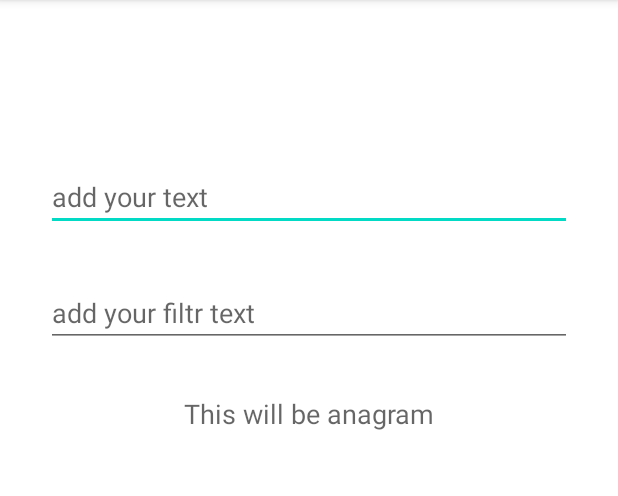
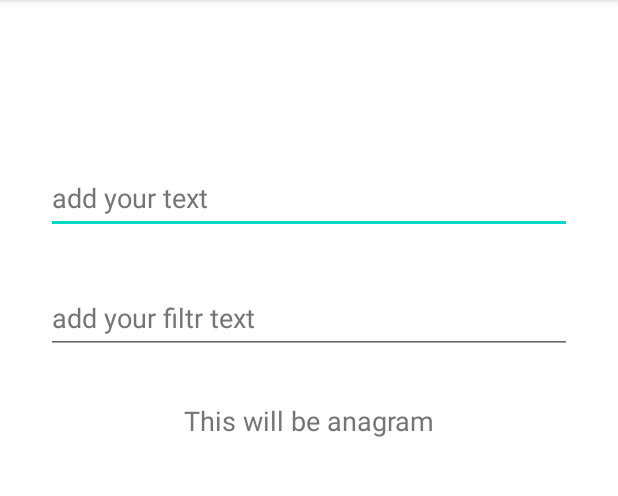
Before and after one commit to Bersserk/Anagramer, an Android app: the screen it shows after launch (MainActivity), on a phone screen of 412 x 824 dp, the part 84-580 px from its top. Run offline under Robolectric (Android 15) with nearby library versions, the phone set to English and light mode, and no system bars.

Commit message:
added dependencies through bias and percentages for all views

```diff
--- a/app/src/main/java/com/example/first_project_fm/MainActivity.java
+++ b/app/src/main/java/com/example/first_project_fm/MainActivity.java
@@ -21,7 +21,7 @@
         setContentView(R.layout.activity_main);
 
         inputText = findViewById(R.id.inputText);
-        filterText = findViewById(R.id.filtrText);
+        filterText = findViewById(R.id.filterText);
         resultText = findViewById(R.id.anagramText);
 
         inputText.addTextChangedListener(this);
--- a/app/src/main/res/layout/activity_main.xml
+++ b/app/src/main/res/layout/activity_main.xml
@@ -14,6 +14,8 @@
         android:ems="10"
         android:hint="@string/add_your_text"
         android:inputType="textPersonName"
+        android:minHeight="48dp"
+        android:textColorHint="#757575"
         app:layout_constraintBottom_toBottomOf="parent"
         app:layout_constraintEnd_toEndOf="parent"
         app:layout_constraintStart_toStartOf="parent"
@@ -22,7 +24,7 @@
         app:layout_constraintWidth_percent="0.85" />
 
     <EditText
-        android:id="@+id/filtrText"
+        android:id="@+id/filterText"
         android:layout_width="0dp"
         android:layout_height="wrap_content"
         android:layout_marginTop="32dp"
@@ -30,9 +32,12 @@
         android:ems="10"
         android:hint="@string/add_your_filtrText"
         android:inputType="textPersonName"
+        android:minHeight="48dp"
+        android:textColorHint="#757575"
         app:layout_constraintEnd_toEndOf="parent"
         app:layout_constraintStart_toStartOf="parent"
         app:layout_constraintTop_toBottomOf="@+id/inputText"
+        app:layout_constraintVertical_bias="0.15"
         app:layout_constraintWidth_percent="0.85" />
 
     <TextView
@@ -41,9 +46,12 @@
         android:layout_height="wrap_content"
         android:layout_marginTop="32dp"
         android:hint="@string/anagramText"
+        android:textColorHint="#757575"
         android:textSize="18sp"
-        app:layout_constraintEnd_toEndOf="@+id/filtrText"
-        app:layout_constraintStart_toStartOf="@+id/filtrText"
-        app:layout_constraintTop_toBottomOf="@+id/filtrText" />
+        app:layout_constraintEnd_toEndOf="@+id/filterText"
+        app:layout_constraintStart_toStartOf="@+id/filterText"
+        app:layout_constraintTop_toBottomOf="@+id/filterText"
+        app:layout_constraintVertical_bias="0.15"
+        app:layout_constraintWidth_percent="0.85" />
 
 </androidx.constraintlayout.widget.ConstraintLayout>
```
